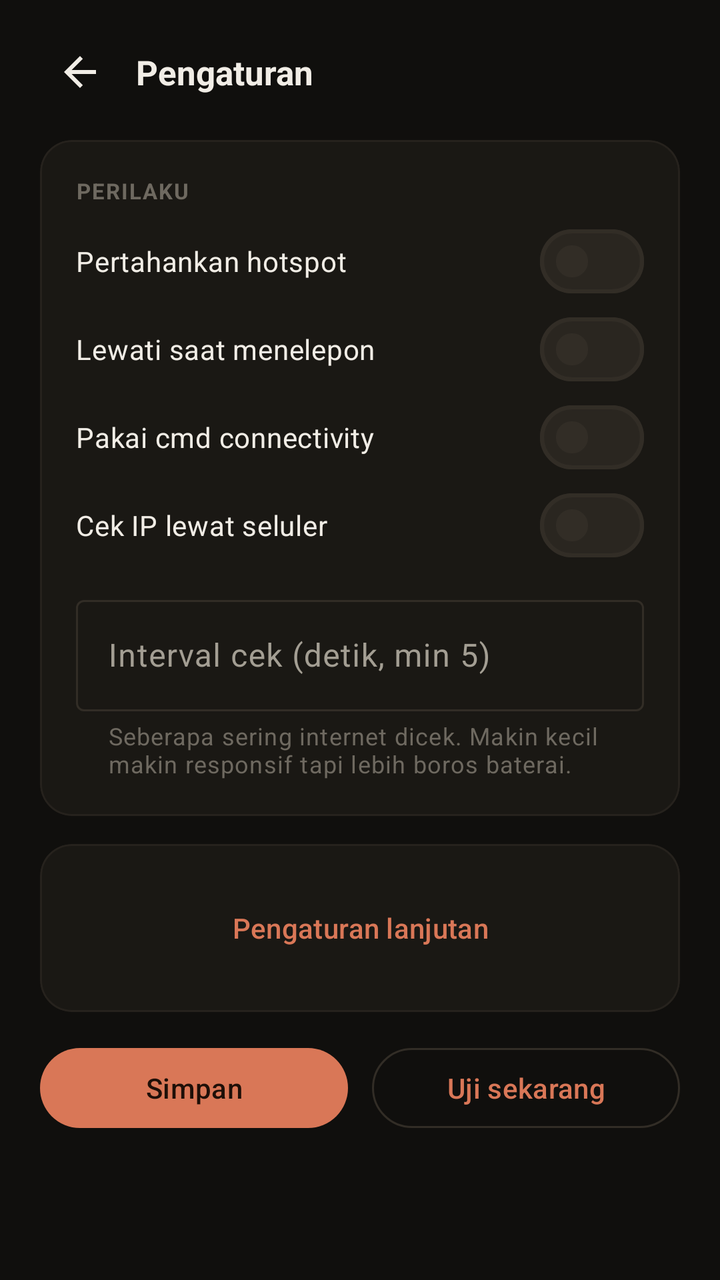
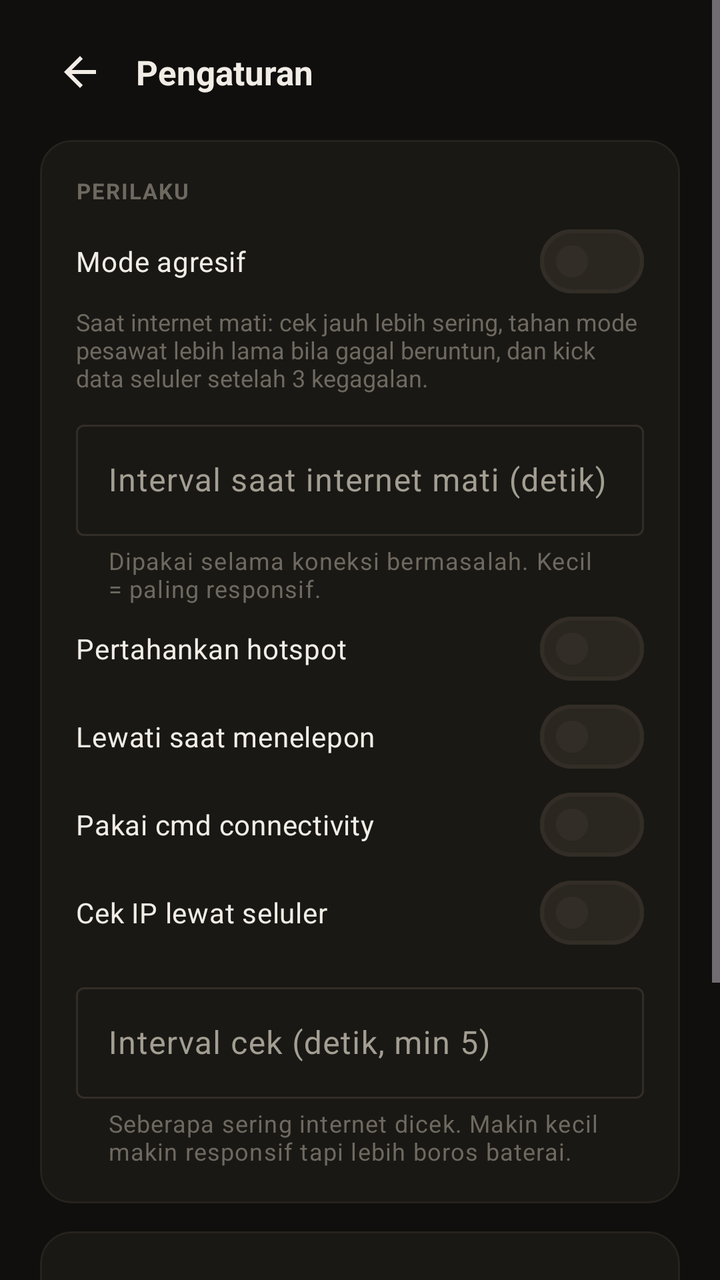

Screens rendered from an Android XML layout before and after an edit, with the pre-edit source and the edit as a unified diff.
<!-- AndroidManifest.xml: application theme Theme.AutoAirplane -->
<!-- res/layout/activity_settings.xml -->
<?xml version="1.0" encoding="utf-8"?>
<ScrollView xmlns:android="http://schemas.android.com/apk/res/android"
    xmlns:app="http://schemas.android.com/apk/res-auto"
    android:layout_width="match_parent"
    android:layout_height="match_parent"
    android:fillViewport="true"
    android:background="@color/bg">

    <LinearLayout
        android:layout_width="match_parent"
        android:layout_height="wrap_content"
        android:orientation="vertical"
        android:paddingStart="20dp"
        android:paddingTop="16dp"
        android:paddingEnd="20dp"
        android:paddingBottom="24dp">

        
        <LinearLayout
            android:layout_width="match_parent"
            android:layout_height="wrap_content"
            android:gravity="center_vertical"
            android:orientation="horizontal">

            <ImageButton
                android:id="@+id/btnBack"
                android:layout_width="40dp"
                android:layout_height="40dp"
                android:background="?attr/selectableItemBackgroundBorderless"
                android:contentDescription="Kembali"
                android:src="@drawable/ic_arrow_back" />

            <TextView
                android:layout_width="wrap_content"
                android:layout_height="wrap_content"
                android:layout_marginStart="8dp"
                android:text="Pengaturan"
                android:textColor="@color/text_primary"
                android:textSize="17sp"
                android:textStyle="bold" />
        </LinearLayout>

        
        <com.google.android.material.card.MaterialCardView
            android:layout_width="match_parent"
            android:layout_height="wrap_content"
            android:layout_marginTop="14dp"
            app:cardBackgroundColor="@color/surface"
            app:cardCornerRadius="16dp"
            app:cardElevation="0dp"
            app:strokeColor="@color/outline_soft"
            app:strokeWidth="1dp">

            <LinearLayout
                android:layout_width="match_parent"
                android:layout_height="wrap_content"
                android:orientation="vertical"
                android:padding="18dp">

                <TextView
                    android:layout_width="match_parent"
                    android:layout_height="wrap_content"
                    android:letterSpacing="0.06"
                    android:text="PERILAKU"
                    android:textColor="@color/text_tertiary"
                    android:textSize="11sp"
                    android:textStyle="bold" />

                <com.google.android.material.materialswitch.MaterialSwitch
                    android:id="@+id/switchHotspot"
                    android:layout_width="match_parent"
                    android:layout_height="wrap_content"
                    android:layout_marginTop="6dp"
                    android:minHeight="44dp"
                    android:text="Pertahankan hotspot"
                    android:textColor="@color/text_primary"
                    android:textSize="14sp" />

                <com.google.android.material.materialswitch.MaterialSwitch
                    android:id="@+id/switchCallGuard"
                    android:layout_width="match_parent"
                    android:layout_height="wrap_content"
                    android:minHeight="44dp"
                    android:text="Lewati saat menelepon"
                    android:textColor="@color/text_primary"
                    android:textSize="14sp" />

                <com.google.android.material.materialswitch.MaterialSwitch
                    android:id="@+id/switchUseCmd"
                    android:layout_width="match_parent"
                    android:layout_height="wrap_content"
                    android:minHeight="44dp"
                    android:text="Pakai cmd connectivity"
                    android:textColor="@color/text_primary"
                    android:textSize="14sp" />

                <com.google.android.material.materialswitch.MaterialSwitch
                    android:id="@+id/switchIpOnCellular"
                    android:layout_width="match_parent"
                    android:layout_height="wrap_content"
                    android:minHeight="44dp"
                    android:text="Cek IP lewat seluler"
                    android:textColor="@color/text_primary"
                    android:textSize="14sp" />

                <com.google.android.material.textfield.TextInputLayout
                    style="@style/Widget.Material3.TextInputLayout.OutlinedBox"
                    android:layout_width="match_parent"
                    android:layout_height="wrap_content"
                    android:layout_marginTop="10dp"
                    android:hint="Interval cek (detik, min 5)"
                    app:helperText="Seberapa sering internet dicek. Makin kecil makin responsif tapi lebih boros baterai."
                    app:helperTextTextColor="@color/text_tertiary">

                    <com.google.android.material.textfield.TextInputEditText
                        android:id="@+id/etInterval"
                        android:layout_width="match_parent"
                        android:layout_height="wrap_content"
                        android:inputType="number"
                        android:textColor="@color/text_primary" />
                </com.google.android.material.textfield.TextInputLayout>
            </LinearLayout>
        </com.google.android.material.card.MaterialCardView>

        
        <com.google.android.material.card.MaterialCardView
            android:layout_width="match_parent"
            android:layout_height="wrap_content"
            android:layout_marginTop="14dp"
            app:cardBackgroundColor="@color/surface"
            app:cardCornerRadius="16dp"
            app:cardElevation="0dp"
            app:strokeColor="@color/outline_soft"
            app:strokeWidth="1dp">

            <LinearLayout
                android:layout_width="match_parent"
                android:layout_height="wrap_content"
                android:orientation="vertical"
                android:padding="18dp">

                <com.google.android.material.button.MaterialButton
                    android:id="@+id/btnToggleAdvanced"
                    style="@style/Widget.Material3.Button.TextButton"
                    android:layout_width="match_parent"
                    android:layout_height="wrap_content"
                    android:text="Pengaturan lanjutan"
                    android:textColor="@color/accent" />

                <LinearLayout
                    android:id="@+id/boxAdvanced"
                    android:layout_width="match_parent"
                    android:layout_height="wrap_content"
                    android:orientation="vertical"
                    android:visibility="gone">

                    <TextView
                        android:layout_width="match_parent"
                        android:layout_height="wrap_content"
                        android:layout_marginBottom="8dp"
                        android:text="Biarkan kosong untuk mode sederhana: tidak ada internet = mode pesawat."
                        android:textColor="@color/text_tertiary"
                        android:textSize="12sp" />

                    <com.google.android.material.textfield.TextInputLayout
                        style="@style/Widget.Material3.TextInputLayout.OutlinedBox"
                        android:layout_width="match_parent"
                        android:layout_height="wrap_content"
                        android:hint="Timeout (detik)">

                        <com.google.android.material.textfield.TextInputEditText
                            android:id="@+id/etTimeout"
                            android:layout_width="match_parent"
                            android:layout_height="wrap_content"
                            android:inputType="number"
                            android:textColor="@color/text_primary" />
                    </com.google.android.material.textfield.TextInputLayout>

                    <com.google.android.material.textfield.TextInputLayout
                        style="@style/Widget.Material3.TextInputLayout.OutlinedBox"
                        android:layout_width="match_parent"
                        android:layout_height="wrap_content"
                        android:hint="Maksimal percobaan">

                        <com.google.android.material.textfield.TextInputEditText
                            android:id="@+id/etRetry"
                            android:layout_width="match_parent"
                            android:layout_height="wrap_content"
                            android:inputType="number"
                            android:textColor="@color/text_primary" />
                    </com.google.android.material.textfield.TextInputLayout>

                    <com.google.android.material.textfield.TextInputLayout
                        style="@style/Widget.Material3.TextInputLayout.OutlinedBox"
                        android:layout_width="match_parent"
                        android:layout_height="wrap_content"
                        android:hint="Target cek (pisah spasi)">

                        <com.google.android.material.textfield.TextInputEditText
                            android:id="@+id/etTargets"
                            android:layout_width="match_parent"
                            android:layout_height="wrap_content"
                            android:inputType="textUri"
                            android:textColor="@color/text_primary" />
                    </com.google.android.material.textfield.TextInputLayout>

                    <com.google.android.material.textfield.TextInputLayout
                        style="@style/Widget.Material3.TextInputLayout.OutlinedBox"
                        android:layout_width="match_parent"
                        android:layout_height="wrap_content"
                        android:hint="IP yang diharapkan (opsional)">

                        <com.google.android.material.textfield.TextInputEditText
                            android:id="@+id/etExpectedIp"
                            android:layout_width="match_parent"
                            android:layout_height="wrap_content"
                            android:inputType="text"
                            android:textColor="@color/text_primary" />
                    </com.google.android.material.textfield.TextInputLayout>

                    <com.google.android.material.textfield.TextInputLayout
                        style="@style/Widget.Material3.TextInputLayout.OutlinedBox"
                        android:layout_width="match_parent"
                        android:layout_height="wrap_content"
                        android:hint="URL cek IP publik">

                        <com.google.android.material.textfield.TextInputEditText
                            android:id="@+id/etIpEcho"
                            android:layout_width="match_parent"
                            android:layout_height="wrap_content"
                            android:inputType="textUri"
                            android:textColor="@color/text_primary" />
                    </com.google.android.material.textfield.TextInputLayout>

                    <com.google.android.material.textfield.TextInputLayout
                        style="@style/Widget.Material3.TextInputLayout.OutlinedBox"
                        android:layout_width="match_parent"
                        android:layout_height="wrap_content"
                        android:hint="airplane_mode_radios">

                        <com.google.android.material.textfield.TextInputEditText
                            android:id="@+id/etRadios"
                            android:layout_width="match_parent"
                            android:layout_height="wrap_content"
                            android:inputType="text"
                            android:textColor="@color/text_primary" />
                    </com.google.android.material.textfield.TextInputLayout>
                </LinearLayout>
            </LinearLayout>
        </com.google.android.material.card.MaterialCardView>

        
        <LinearLayout
            android:layout_width="match_parent"
            android:layout_height="wrap_content"
            android:layout_marginTop="14dp"
            android:orientation="horizontal">

            <com.google.android.material.button.MaterialButton
                android:id="@+id/btnSave"
                android:layout_width="0dp"
                android:layout_weight="1"
                android:layout_height="wrap_content"
                android:layout_marginEnd="6dp"
                android:text="Simpan" />

            <com.google.android.material.button.MaterialButton
                android:id="@+id/btnTestRefresh"
                style="@style/Widget.Material3.Button.OutlinedButton"
                android:layout_width="0dp"
                android:layout_weight="1"
                android:layout_height="wrap_content"
                android:layout_marginStart="6dp"
                android:text="Uji sekarang" />
        </LinearLayout>
    </LinearLayout>
</ScrollView>
<!-- resources referenced by this layout -->
<resources>
  <color name="accent">#D97757</color>
  <color name="bg">#100F0D</color>
  <color name="outline_soft">#26221D</color>
  <color name="surface">#1A1814</color>
  <color name="text_primary">#F1EDE6</color>
  <color name="text_tertiary">#6E6960</color>
  <!-- drawable ic_arrow_back (drawable) -->
  <?xml version="1.0" encoding="utf-8"?>
  <vector xmlns:android="http://schemas.android.com/apk/res/android"
      android:width="24dp"
      android:height="24dp"
      android:viewportWidth="24"
      android:viewportHeight="24"
      android:tint="@color/text_primary">
      <path
          android:fillColor="@android:color/white"
          android:pathData="M20,11H7.83l5.59,-5.59L12,4l-8,8 8,8 1.41,-1.41L7.83,13H20v-2z" />
  </vector>
  <style name="Theme.AutoAirplane" parent="Theme.Material3.Dark.NoActionBar">
          
          <item name="colorPrimary">@color/accent</item>
          <item name="colorOnPrimary">@color/on_accent</item>
          <item name="colorPrimaryContainer">@color/accent_dim</item>
          <item name="colorOnPrimaryContainer">@color/text_primary</item>
  
          <item name="colorSecondary">@color/text_secondary</item>
          <item name="colorOnSecondary">@color/bg</item>
          <item name="colorSecondaryContainer">@color/surface_higher</item>
          <item name="colorOnSecondaryContainer">@color/text_primary</item>
  
          
          <item name="android:colorBackground">@color/bg</item>
          <item name="colorSurface">@color/surface</item>
          <item name="colorOnSurface">@color/text_primary</item>
          <item name="colorSurfaceVariant">@color/surface_high</item>
          <item name="colorOnSurfaceVariant">@color/text_secondary</item>
          <item name="colorSurfaceContainerHigh">@color/surface_high</item>
          <item name="colorSurfaceContainerHighest">@color/surface_higher</item>
  
          <item name="colorOutline">@color/outline</item>
          <item name="colorOutlineVariant">@color/outline_soft</item>
  
          
          <item name="android:statusBarColor">@color/bg</item>
          <item name="android:navigationBarColor">@color/bg</item>
          <item name="android:windowLightStatusBar">false</item>
  
          
          <item name="colorControlActivated">@color/accent</item>
  
          
          <item name="shapeAppearanceMediumComponent">@style/Shape.AutoAir.Medium</item>
          <item name="shapeAppearanceSmallComponent">@style/Shape.AutoAir.Small</item>
      </style>
  <color name="on_accent">#1E0F08</color>
  <color name="accent_dim">#3A2A22</color>
  <color name="text_secondary">#A39E93</color>
  <color name="surface_higher">#2A2620</color>
  <color name="surface_high">#221F1A</color>
  <color name="outline">#322D26</color>
  <style name="Shape.AutoAir.Medium" parent="ShapeAppearance.Material3.MediumComponent">
          <item name="cornerFamily">rounded</item>
          <item name="cornerSize">14dp</item>
      </style>
  <style name="Shape.AutoAir.Small" parent="ShapeAppearance.Material3.SmallComponent">
          <item name="cornerFamily">rounded</item>
          <item name="cornerSize">10dp</item>
      </style>
</resources>

<!-- the commit's change to res/layout/activity_settings.xml (unified diff, before → after) -->
@@ -67,10 +67,44 @@
                     android:textStyle="bold" />
 
                 <com.google.android.material.materialswitch.MaterialSwitch
+                    android:id="@+id/switchAggressive"
+                    android:layout_width="match_parent"
+                    android:layout_height="wrap_content"
+                    android:layout_marginTop="6dp"
+                    android:minHeight="44dp"
+                    android:text="Mode agresif"
+                    android:textColor="@color/text_primary"
+                    android:textSize="14sp" />
+
+                <TextView
+                    android:layout_width="match_parent"
+                    android:layout_height="wrap_content"
+                    android:layout_marginBottom="4dp"
+                    android:text="Saat internet mati: cek jauh lebih sering, tahan mode pesawat lebih lama bila gagal beruntun, dan kick data seluler setelah 3 kegagalan."
+                    android:textColor="@color/text_tertiary"
+                    android:textSize="12sp" />
+
+                <com.google.android.material.textfield.TextInputLayout
+                    style="@style/Widget.Material3.TextInputLayout.OutlinedBox"
+                    android:layout_width="match_parent"
+                    android:layout_height="wrap_content"
+                    android:layout_marginTop="6dp"
+                    android:hint="Interval saat internet mati (detik)"
+                    app:helperText="Dipakai selama koneksi bermasalah. Kecil = paling responsif."
+                    app:helperTextTextColor="@color/text_tertiary">
+
+                    <com.google.android.material.textfield.TextInputEditText
+                        android:id="@+id/etUnhealthyInterval"
+                        android:layout_width="match_parent"
+                        android:layout_height="wrap_content"
+                        android:inputType="number"
+                        android:textColor="@color/text_primary" />
+                </com.google.android.material.textfield.TextInputLayout>
+
+                <com.google.android.material.materialswitch.MaterialSwitch
                     android:id="@+id/switchHotspot"
                     android:layout_width="match_parent"
                     android:layout_height="wrap_content"
-                    android:layout_marginTop="6dp"
                     android:minHeight="44dp"
                     android:text="Pertahankan hotspot"
                     android:textColor="@color/text_primary"
@@ -140,6 +174,14 @@
                 android:padding="18dp">
 
                 <com.google.android.material.button.MaterialButton
+                    android:id="@+id/btnFastProfile"
+                    style="@style/Widget.Material3.Button.TextButton"
+                    android:layout_width="match_parent"
+                    android:layout_height="wrap_content"
+                    android:text="Pulihkan profil cepat"
+                    android:textColor="@color/accent" />
+
+                <com.google.android.material.button.MaterialButton
                     android:id="@+id/btnToggleAdvanced"
                     style="@style/Widget.Material3.Button.TextButton"
                     android:layout_width="match_parent"
@@ -184,6 +226,48 @@
 
                         <com.google.android.material.textfield.TextInputEditText
                             android:id="@+id/etRetry"
+                            android:layout_width="match_parent"
+                            android:layout_height="wrap_content"
+                            android:inputType="number"
+                            android:textColor="@color/text_primary" />
+                    </com.google.android.material.textfield.TextInputLayout>
+
+                    <com.google.android.material.textfield.TextInputLayout
+                        style="@style/Widget.Material3.TextInputLayout.OutlinedBox"
+                        android:layout_width="match_parent"
+                        android:layout_height="wrap_content"
+                        android:hint="Jeda antar percobaan (ms)">
+
+                        <com.google.android.material.textfield.TextInputEditText
+                            android:id="@+id/etRetryGap"
+                            android:layout_width="match_parent"
+                            android:layout_height="wrap_content"
+                            android:inputType="number"
+                            android:textColor="@color/text_primary" />
+                    </com.google.android.material.textfield.TextInputLayout>
+
+                    <com.google.android.material.textfield.TextInputLayout
+                        style="@style/Widget.Material3.TextInputLayout.OutlinedBox"
+                        android:layout_width="match_parent"
+                        android:layout_height="wrap_content"
+                        android:hint="Lama mode pesawat ON (detik)">
+
+                        <com.google.android.material.textfield.TextInputEditText
+                            android:id="@+id/etHold"
+                            android:layout_width="match_parent"
+                            android:layout_height="wrap_content"
+                            android:inputType="number"
+                            android:textColor="@color/text_primary" />
+                    </com.google.android.material.textfield.TextInputLayout>
+
+                    <com.google.android.material.textfield.TextInputLayout
+                        style="@style/Widget.Material3.TextInputLayout.OutlinedBox"
+                        android:layout_width="match_parent"
+                        android:layout_height="wrap_content"
+                        android:hint="Jeda setelah refresh (detik)">
+
+                        <com.google.android.material.textfield.TextInputEditText
+                            android:id="@+id/etCooldown"
                             android:layout_width="match_parent"
                             android:layout_height="wrap_content"
                             android:inputType="number"
